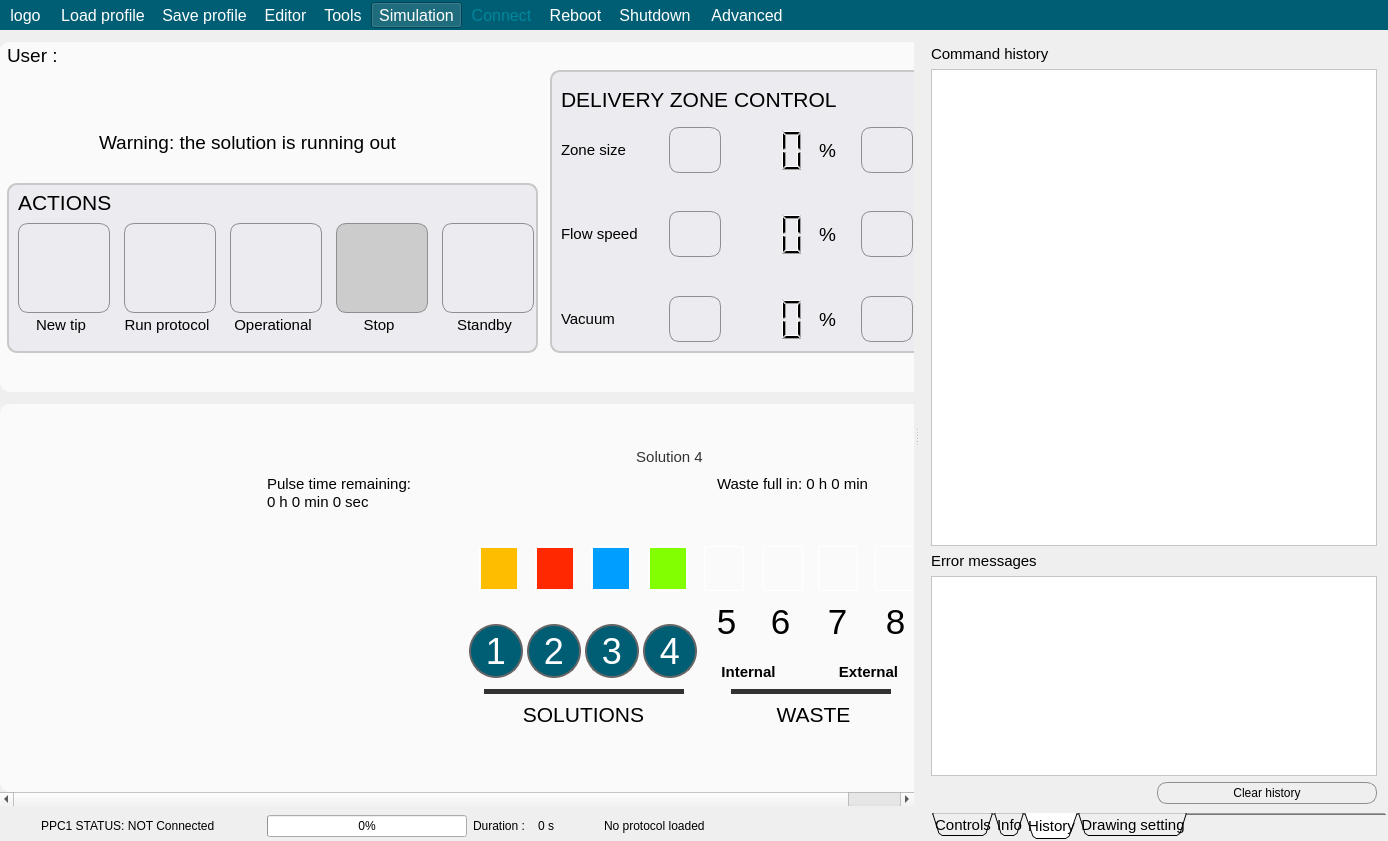
This is apps/Lab-on-a-tip/Lab-on-a-tip.ui in bellonemauro/Labonatip2.0 as Qt 5 draws it before an edit. The edited form follows.
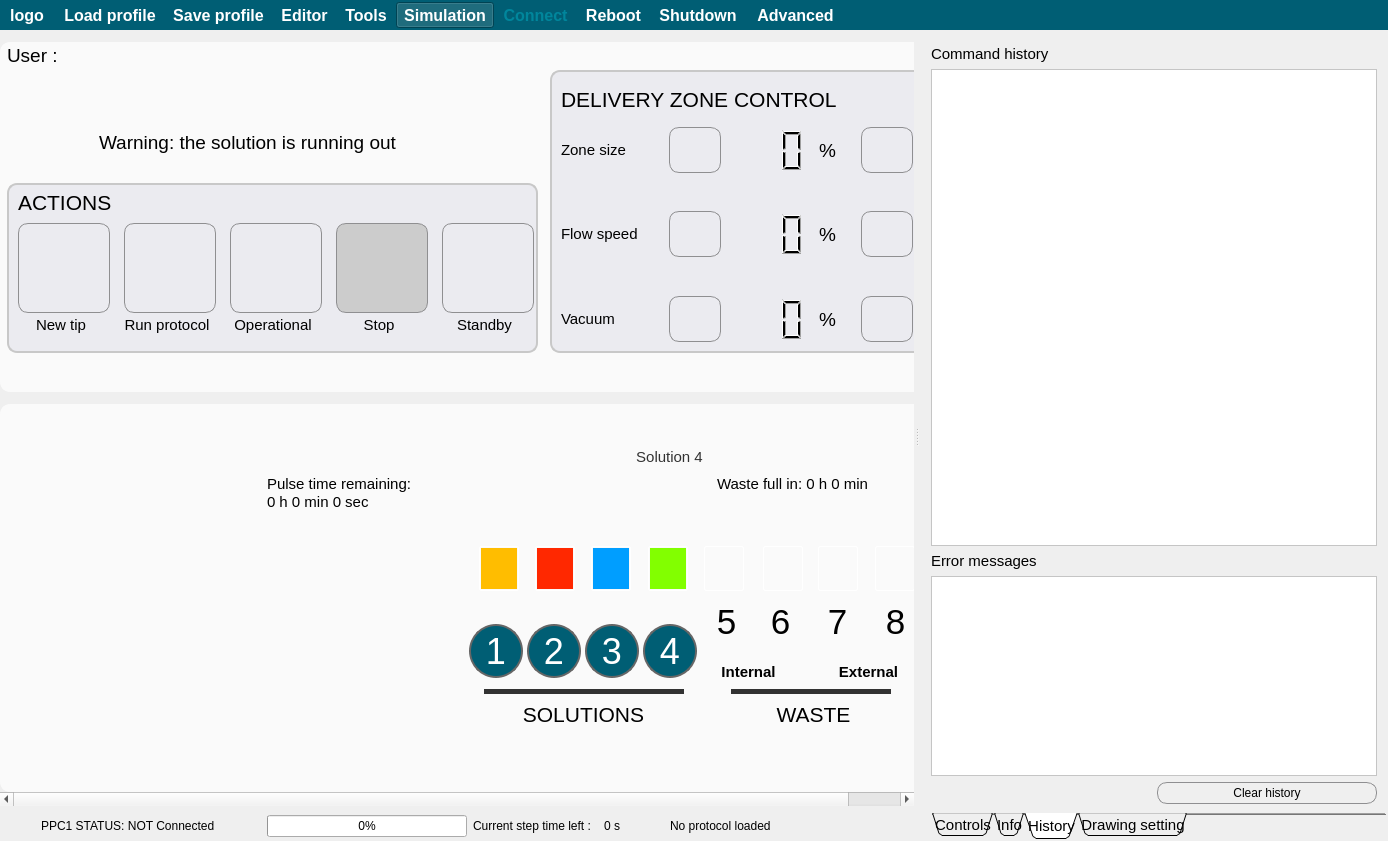
This is the edited form. The open tabs and pages were chosen to show the change. Icons and pictures are not drawn.

Patch:
```diff
--- a/apps/Lab-on-a-tip/Lab-on-a-tip.ui
+++ b/apps/Lab-on-a-tip/Lab-on-a-tip.ui
@@ -63,14 +63,14 @@
 background-color:rgb(0, 94, 116);
 color:rgb(255,255,255);
 font-size: 16px;
-font-weigth: 900;
+font-weight: 900;
 }
 
 QToolButton:disabled {
 background-color:rgb(0, 94, 116);
 color:rgb(0,134,156);
 font-size: 16px;
-font-weigth: 900;
+font-weight: 900;
 }
 
 
@@ -79,8 +79,8 @@
 background-color:rgb(0, 94, 116);
 color:rgb(255,255,255);
 font-size: 16px;
-font-weigth: 900;
 border:0;
+font-weight: 900;
 }</string>
   </property>
   <property name="tabShape">
@@ -149,8 +149,8 @@
         <rect>
          <x>0</x>
          <y>0</y>
-         <width>946</width>
-         <height>740</height>
+         <width>813</width>
+         <height>737</height>
         </rect>
        </property>
        <layout class="QGridLayout" name="gridLayout_2">
@@ -2726,7 +2726,7 @@
               </sizepolicy>
              </property>
              <property name="text">
-              <string>Duration :  </string>
+              <string>Current step time left :  </string>
              </property>
             </widget>
            </item>
@@ -7587,6 +7587,13 @@
      <verstretch>0</verstretch>
     </sizepolicy>
    </property>
+   <property name="font">
+    <font>
+     <pointsize>-1</pointsize>
+     <weight>99</weight>
+     <bold>true</bold>
+    </font>
+   </property>
    <property name="windowTitle">
     <string>toolBar_2</string>
    </property>
@@ -7596,7 +7603,7 @@
    <property name="iconSize">
     <size>
      <width>100</width>
-     <height>70</height>
+     <height>55</height>
     </size>
    </property>
    <property name="toolButtonStyle">
@@ -7627,6 +7634,13 @@
      <verstretch>0</verstretch>
     </sizepolicy>
    </property>
+   <property name="font">
+    <font>
+     <pointsize>-1</pointsize>
+     <weight>99</weight>
+     <bold>true</bold>
+    </font>
+   </property>
    <property name="windowTitle">
     <string>toolBar_3</string>
    </property>
@@ -7639,7 +7653,7 @@
    <property name="iconSize">
     <size>
      <width>100</width>
-     <height>70</height>
+     <height>55</height>
     </size>
    </property>
    <property name="toolButtonStyle">
```
Left out of the diff: 30 changed lines with no effect on the pictures.
